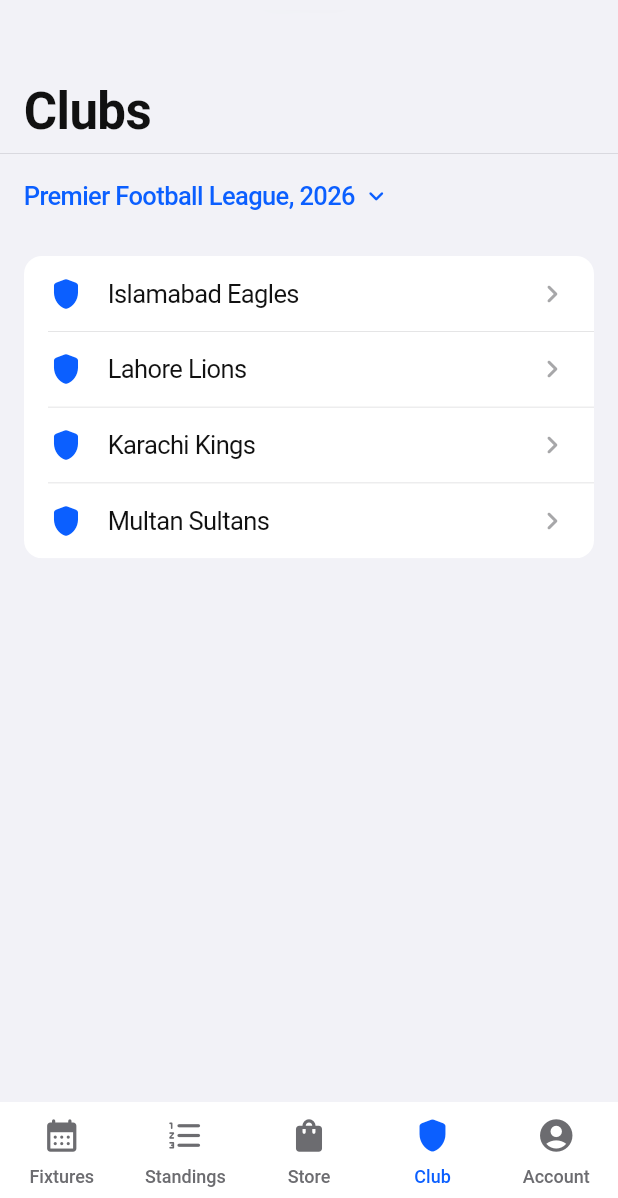
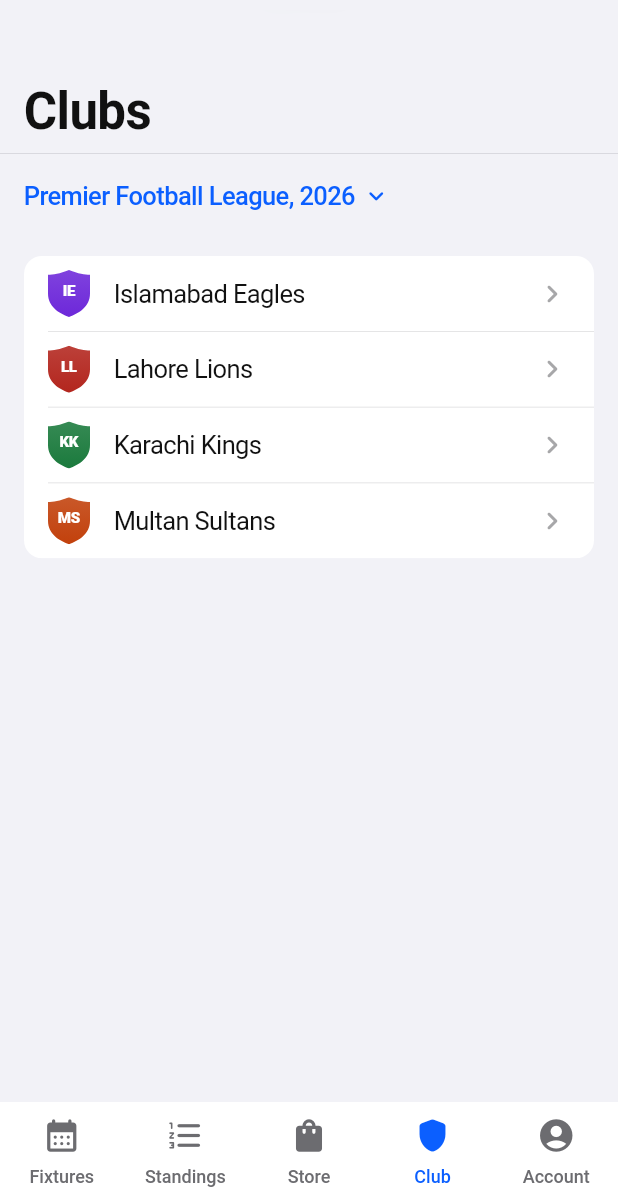
Before and after one commit to f243077-cell/nasconhackathon, a Flutter app: the ClubTab screen opened by its route, on a phone screen of 412 x 824 dp, the part 38-1236 px from its top. Run offline on Flutter 3.47's test engine with Material 3 defaults, Android fonts, the phone set to English and light mode, and no system bars; our stand-ins replace dio, flutter_riverpod, go_router, open_filex, shared_preferences; accounts and stored records are empty; key blocks and very long unbroken strings in the code were emptied for the run.

Commit message:
mobile: team crests, expandable match rows, LIVE marker
Fixtures rows read [crest] Home vs [crest] Away and expand in place into a
face-off view (big crests, names below, big VS or score, Match Details).
Crests on scoreboard, standings and club. LIVE is a pulsing dot + text,
not a pill; FT / kick-off time otherwise. Removed the Simulate Offline
debug switch; login hint lists the @nascon.test demo users. Fixture gains
optional homeScore/awayScore (additive, parsed from home_score/away_score).

```diff
--- a/mobile/lib/data/models.dart
+++ b/mobile/lib/data/models.dart
@@ -90,6 +90,8 @@ class Fixture {
   final String status;
   final String? scheduledAt;
   final String? venue;
+  final num? homeScore; // optional: /api/v1 fixtures send home_score / away_score
+  final num? awayScore;
 
   Fixture({
     required this.matchId,
@@ -100,6 +102,8 @@ class Fixture {
     required this.status,
     this.scheduledAt,
     this.venue,
+    this.homeScore,
+    this.awayScore,
   });
 
   factory Fixture.fromJson(Map<String, dynamic> j) => Fixture(
@@ -111,6 +115,8 @@ class Fixture {
         status: j['status'],
         scheduledAt: j['scheduled_at'],
         venue: j['venue'],
+        homeScore: j['home_score'],
+        awayScore: j['away_score'],
       );
 }
 
--- a/mobile/lib/features/auth/login_screen.dart
+++ b/mobile/lib/features/auth/login_screen.dart
@@ -128,8 +128,8 @@ class _LoginScreenState extends ConsumerState<LoginScreen> {
                 Padding(
                   padding: const EdgeInsets.symmetric(horizontal: 32),
                   child: Text(
-                    'Demo accounts, any password:\norganizer@demo.com\nmanager@demo.com\n'
-                    'player@demo.com\nviewer@demo.com\nadmin@demo.com',
+                    'Demo accounts, password Nascon@26:\norganizer@nascon.test\nmanager@nascon.test\n'
+                    'player@nascon.test\nviewer@nascon.test\nadmin@nascon.test',
                     style: t.bodySmall,
                   ),
                 ),
--- a/mobile/lib/features/club/club_screen.dart
+++ b/mobile/lib/features/club/club_screen.dart
@@ -9,6 +9,7 @@ import '../../data/models.dart';
 import '../../data/repository.dart';
 import '../../widgets/async_view.dart';
 import '../../widgets/league_picker.dart';
+import '../../widgets/team_crest.dart';
 import '../../widgets/ui.dart';
 
 /// Club tab: your own club, or the league's clubs if you don't belong to one.
@@ -46,7 +47,7 @@ class ClubTab extends ConsumerWidget {
               Section(children: [
                 for (final r in s.table)
                   ListTile(
-                    leading: const Icon(Icons.shield_rounded),
+                    leading: TeamCrest(teamId: r.teamId, name: r.teamName, size: 28),
                     title: Text(r.teamName),
                     trailing: Icon(Icons.chevron_right_rounded, color: context.palette.secondaryLabel.withValues(alpha: 0.6)),
                     onTap: () => context.push('/club/${r.teamId}'),
@@ -96,6 +97,8 @@ class ClubView extends ConsumerWidget {
         Padding(
           padding: const EdgeInsets.fromLTRB(32, 12, 32, 24),
           child: Column(crossAxisAlignment: CrossAxisAlignment.start, children: [
+            TeamCrest(teamId: c.clubId, name: c.name, size: 72),
+            const SizedBox(height: 16),
             Text(c.name, style: t.headlineMedium),
             const SizedBox(height: 4),
             Row(children: [
--- a/mobile/lib/features/match/match_screen.dart
+++ b/mobile/lib/features/match/match_screen.dart
@@ -9,7 +9,7 @@ import '../../core/theme.dart';
 import '../../data/models.dart';
 import '../../data/repository.dart';
 import '../../widgets/async_view.dart';
-import '../../widgets/status_chip.dart';
+import '../../widgets/team_crest.dart';
 import '../../widgets/ui.dart';
 
 /// The app's signature screen: one huge live score, then the story of the match.
@@ -114,6 +114,8 @@ class ScoreBoard extends StatelessWidget {
       final won = completed && match.winnerTeamId == s.teamId;
       return Expanded(
         child: Column(crossAxisAlignment: align, children: [
+          TeamCrest(teamId: s.teamId, name: s.name, size: compact ? 36 : 56),
+          const SizedBox(height: 10),
           Text(
             s.name,
             textAlign: align == CrossAxisAlignment.start ? TextAlign.start : TextAlign.end,
@@ -134,7 +136,7 @@ class ScoreBoard extends StatelessWidget {
       child: Padding(
         padding: EdgeInsets.fromLTRB(24, compact ? 8 : 20, 24, compact ? 20 : 32),
         child: Column(children: [
-          StatusChip.match(match.status),
+          MatchStatusLabel(status: match.status, large: true),
           SizedBox(height: compact ? 12 : 20),
           Row(crossAxisAlignment: CrossAxisAlignment.end, children: [
             team(match.home, CrossAxisAlignment.start),
--- a/mobile/lib/features/scoring/scoring_screen.dart
+++ b/mobile/lib/features/scoring/scoring_screen.dart
@@ -11,7 +11,7 @@ import '../../data/repository.dart';
 import '../../data/sync_queue.dart';
 import '../../widgets/async_view.dart';
 import '../../widgets/confirm_dialog.dart';
-import '../../widgets/status_chip.dart';
+import '../../widgets/team_crest.dart';
 import '../../widgets/ui.dart';
 import '../match/match_screen.dart';
 
@@ -64,7 +64,7 @@ class _ScoringScreenState extends ConsumerState<ScoringScreen> {
                       title: Text('${f.homeName} vs ${f.awayName}', overflow: TextOverflow.ellipsis),
                       subtitle: Text(formatDateTime(f.scheduledAt)),
                       trailing: Row(mainAxisSize: MainAxisSize.min, children: [
-                        StatusChip.match(f.status),
+                        MatchStatusLabel(status: f.status, scheduledAt: f.scheduledAt),
                         SizedBox(
                           width: 32,
                           child: _matchId == f.matchId
--- /dev/null
+++ b/mobile/lib/widgets/team_crest.dart
@@ -0,0 +1,165 @@
+import 'package:flutter/material.dart';
+
+import '../core/format.dart';
+import '../core/theme.dart';
+
+/// Club crest. The API has no club logos yet, so each club gets a stable shield in its own
+/// colour with its initials (same club = same crest on every screen).
+class TeamCrest extends StatelessWidget {
+  final String teamId;
+  final String name;
+  final double size;
+  const TeamCrest({super.key, required this.teamId, required this.name, this.size = 28});
+
+  static const _colors = [
+    Color(0xFF0A4DA2), // royal
+    Color(0xFFB3261E), // crimson
+    Color(0xFF1B7A3D), // pitch green
+    Color(0xFF6D28D9), // violet
+    Color(0xFFC2410C), // amber
+    Color(0xFF0F766E), // teal
+    Color(0xFF1F2937), // graphite
+    Color(0xFF9D174D), // maroon
+  ];
+
+  static Color colorFor(String id) => _colors[id.codeUnits.fold<int>(7, (h, c) => (h * 31 + c) & 0x7fffffff) % _colors.length];
+
+  String get _initials {
+    final words = name.split(RegExp(r'\s+')).where((w) => w.isNotEmpty).toList();
+    if (words.isEmpty) return '?';
+    if (words.length == 1) return words.first.substring(0, words.first.length.clamp(1, 2)).toUpperCase();
+    return (words[0][0] + words[1][0]).toUpperCase();
+  }
+
+  @override
+  Widget build(BuildContext context) {
+    final color = colorFor(teamId);
+    return Semantics(
+      label: '$name crest',
+      image: true,
+      excludeSemantics: true,
+      child: SizedBox(
+        width: size,
+        height: size * 1.12,
+        child: ClipPath(
+          clipper: _ShieldClipper(),
+          child: DecoratedBox(
+            decoration: BoxDecoration(
+              gradient: LinearGradient(
+                begin: Alignment.topCenter,
+                end: Alignment.bottomCenter,
+                colors: [Color.lerp(color, Colors.white, 0.12)!, color], // light from above, like stitched cloth
+              ),
+            ),
+            child: Center(
+              child: Padding(
+                padding: EdgeInsets.only(bottom: size * 0.1),
+                child: Text(
+                  _initials,
+                  style: TextStyle(
+                    color: Colors.white,
+                    fontSize: size * 0.36,
+                    fontWeight: FontWeight.w800,
+                    letterSpacing: -0.2,
+                    height: 1,
+                  ),
+                ),
+              ),
+            ),
+          ),
+        ),
+      ),
+    );
+  }
+}
+
+class _ShieldClipper extends CustomClipper<Path> {
+  @override
+  Path getClip(Size s) {
+    final w = s.width, h = s.height;
+    return Path()
+      ..moveTo(w * 0.5, 0)
+      ..cubicTo(w * 0.72, h * 0.08, w * 0.88, h * 0.1, w, h * 0.1)
+      ..lineTo(w, h * 0.5)
+      ..cubicTo(w, h * 0.78, w * 0.74, h * 0.92, w * 0.5, h)
+      ..cubicTo(w * 0.26, h * 0.92, 0, h * 0.78, 0, h * 0.5)
+      ..lineTo(0, h * 0.1)
+      ..cubicTo(w * 0.12, h * 0.1, w * 0.28, h * 0.08, w * 0.5, 0)
+      ..close();
+  }
+
+  @override
+  bool shouldReclip(covariant CustomClipper<Path> oldClipper) => false;
+}
+
+/// Match state as text, never a pill: a breathing red dot + LIVE, "FT" for results,
+/// the kick-off time for upcoming games.
+class MatchStatusLabel extends StatelessWidget {
+  final String status;
+  final String? scheduledAt;
+  final bool large;
+  const MatchStatusLabel({super.key, required this.status, this.scheduledAt, this.large = false});
+
+  @override
+  Widget build(BuildContext context) {
+    final p = context.palette;
+    final t = Theme.of(context).textTheme;
+    final base = (large ? t.labelMedium!.copyWith(fontSize: 14) : t.labelMedium!).copyWith(letterSpacing: 0.4);
+    switch (status) {
+      case 'in_progress':
+        return Row(mainAxisSize: MainAxisSize.min, children: [
+          _LiveDot(color: p.live, size: large ? 9 : 7),
+          SizedBox(width: large ? 7 : 5),
+          Text('LIVE', style: base.copyWith(color: p.live, fontWeight: FontWeight.w800)),
+        ]);
+      case 'completed':
+        return Text('FT', semanticsLabel: 'Full time', style: base.copyWith(color: p.secondaryLabel, fontWeight: FontWeight.w700));
+      case 'upcoming':
+        final dt = scheduledAt == null ? null : DateTime.tryParse(scheduledAt!)?.toLocal();
+        final time = dt == null ? 'TBC' : '${dt.hour.toString().padLeft(2, '0')}:${dt.minute.toString().padLeft(2, '0')}';
+        return Text(time, style: base.copyWith(color: p.label, fontWeight: FontWeight.w600, fontFeatures: tabular));
+      default:
+        return Text(humanize(status).toUpperCase(), style: base.copyWith(color: p.warning, fontWeight: FontWeight.w700));
+    }
+  }
+}
+
+class _LiveDot extends StatefulWidget {
+  final Color color;
+  final double size;
+  const _LiveDot({required this.color, required this.size});
+
+  @override
+  State<_LiveDot> createState() => _LiveDotState();
+}
+
+class _LiveDotState extends State<_LiveDot> with SingleTickerProviderStateMixin {
+  late final AnimationController _c = AnimationController(vsync: this, duration: const Duration(milliseconds: 1400));
+
+  @override
+  void didChangeDependencies() {
+    super.didChangeDependencies();
+    if (MediaQuery.of(context).disableAnimations) {
+      _c.stop();
+      _c.value = 1;
+    } else if (!_c.isAnimating) {
+      _c.repeat(reverse: true);
+    }
+  }
+
+  @override
+  void dispose() {
+    _c.dispose();
+    super.dispose();
+  }
+
+  @override
+  Widget build(BuildContext context) => FadeTransition(
+        opacity: Tween(begin: 0.35, end: 1.0).animate(CurvedAnimation(parent: _c, curve: Curves.easeInOut)),
+        child: Container(
+          width: widget.size,
+          height: widget.size,
+          decoration: BoxDecoration(color: widget.color, shape: BoxShape.circle),
+        ),
+      );
+}
```
Also changed, not shown: mobile/lib/data/mock_repository.dart (+11 -2 lines), mobile/lib/features/fixtures/fixtures_screen.dart (+133 -27 lines), mobile/lib/features/standings/standings_screen.dart (+5 -2 lines), mobile/lib/features/sync/sync_screen.dart (+0 -16 lines).
